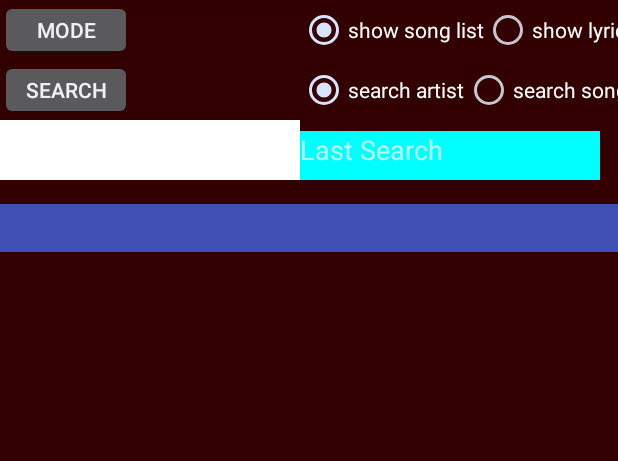
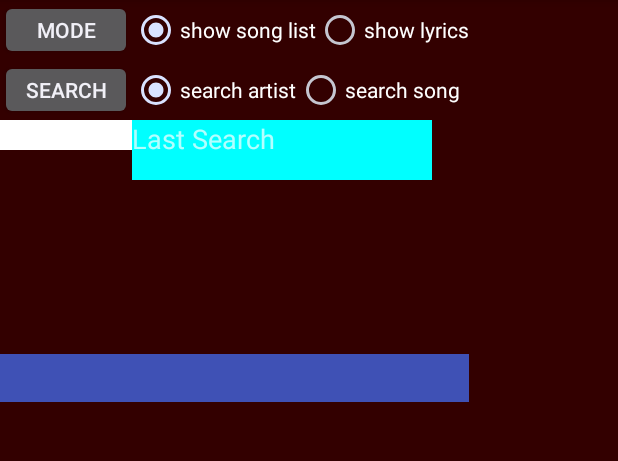
Before and after one commit to pnisbett/musicplayer, an Android app: the screen it shows after launch (MainActivity), after a tap on "SEARCH", on a phone screen of 412 x 824 dp, the part 84-545 px from its top. Run offline under Robolectric (Android 15) with nearby library versions, the phone set to English and light mode, and no system bars; 2 statements that could not run were skipped.

Commit message:
second commit 12-10

```diff
--- a/src/main/java/com/xware/musicplayer/MainActivity.java
+++ b/src/main/java/com/xware/musicplayer/MainActivity.java
@@ -116,9 +116,11 @@ public class MainActivity extends Activity implements MediaPlayerControl {
     RadioButton rbSearchSong ;
     Button bSearch ;
     EditText txtSearch;
+    EditText txtSearch1;
+    EditText txtSearch2;
     RadioGroup r;
     ListView lvSonglist;
-    TextView l;
+    TextView lyric;
     TextView tvLastSearch;
     public MainActivity() {
 
@@ -138,21 +140,24 @@ public class MainActivity extends Activity implements MediaPlayerControl {
        //         controller.show(0);
             lvSonglist.setVisibility(View.VISIBLE);
 
-            l.setVisibility(View.GONE);
+            lyric.setVisibility(View.GONE);
             rbSearchArtist.setVisibility(View.VISIBLE);
             rbSearchSong.setVisibility(View.VISIBLE);
             bSearch.setVisibility(View.VISIBLE);
             txtSearch.setVisibility(View.VISIBLE);
+            controller.setVisibility(View.VISIBLE);
+
         } else {
-            controller.setVisibility(View.GONE);
+         //   controller.setVisibility(View.GONE);
         //    controller.hide();
             lvSonglist.setVisibility(View.GONE);
-            l.setVisibility(View.VISIBLE);
+            lyric.setVisibility(View.VISIBLE);
             rbSearchArtist.setVisibility(View.GONE);
             rbSearchSong.setVisibility(View.GONE);
             bSearch.setVisibility(View.GONE);
             txtSearch.setVisibility(View.GONE);
             tvLastSearch.setVisibility(View.GONE);
+            controller.setVisibility(View.INVISIBLE);
         }
 
     }
@@ -168,12 +173,12 @@ public class MainActivity extends Activity implements MediaPlayerControl {
         RadioButton rbSearchArtist = (RadioButton) findViewById(R.id.radioButton3);
     ;
       // txtSearch = (EditText) findViewById(R.id.txtSearch);
-        String txt=txtSearch.getText().toString();
+    //    String txt=txtSearch.getText().toString();
         //   InputMethodManager imm = (InputMethodManager)getSystemService(Context.INPUT_METHOD_SERVICE);
         // imm.hideSoftInputFromWindow(l.getWindowToken(), 0);
         // l.setText("rb id ="+i +"\n"+"viewvisible="+View.VISIBLE+"\n"+"view gone= "+View.GONE);
-        this.filter="";
-        if (!txt.equals("")){
+     //   this.filter="";
+     //   if (!txt.equals("")){
         if (rbSearchArtist.isChecked()) {
             this.filter="a";
         //    lvSonglist.setVisibility(View.VISIBLE);
@@ -185,7 +190,7 @@ public class MainActivity extends Activity implements MediaPlayerControl {
 
         //    l.setVisibility(View.VISIBLE);
         }
-        }
+    //    }
 
     }
   /*  public static boolean hasPermissions(Context context, String... permissions) {
@@ -212,7 +217,9 @@ public class MainActivity extends Activity implements MediaPlayerControl {
         rbSearchSong = (RadioButton) findViewById(R.id.radioButton4);
         bSearch = (Button) findViewById(R.id.searchButton);
         txtSearch = (EditText) findViewById(R.id.txtSearch);
-        l = (TextView) findViewById(R.id.txtLyric);
+      //  txtSearch1=(EditText) findViewById(R.id.txtSearch1);
+      //  txtSearch2=(EditText) findViewById(R.id.txtSearch2);
+        lyric = (TextView) findViewById(R.id.txtLyric);
         tvLastSearch= (TextView)findViewById(lastSearch);
         r = (RadioGroup) findViewById(R.id.rg);
         lvSonglist = (ListView) findViewById(R.id.song_list);
@@ -221,9 +228,9 @@ public class MainActivity extends Activity implements MediaPlayerControl {
         rbSearchArtist = (RadioButton) findViewById(R.id.radioButton3);
         rbSearchSong = (RadioButton) findViewById(R.id.radioButton4);
         bSearch = (Button) findViewById(R.id.searchButton);
-        txtSearch = (EditText) findViewById(R.id.txtSearch);
 
-        l = (TextView) findViewById(R.id.txtLyric);
+
+        lyric = (TextView) findViewById(R.id.txtLyric);
         tvLastSearch= (TextView)findViewById(lastSearch);
 
         setController();
@@ -235,12 +242,14 @@ public class MainActivity extends Activity implements MediaPlayerControl {
 
          @Override
          public boolean onTouch(View v, MotionEvent event) {
-             controller.hide();
+         /*    controller.hide();
+             txtSearch2.setText("txtSearch onTouchListener called onTouch");
              if (v.hasFocus())
-                 txtSearch.setText("fuck android ontouch clickdd has focusr");
+                 txtSearch.setText("ontouch clickdd has focusr");
              else
-                 txtSearch.setText("Never called!!!! notfocused ontouch clicked lost focus");
-txtSearch.setTextColor(colorPrimary);
+                 txtSearch.setText("notfocused ontouch clicked lost focus");
+                 */
+//txtSearch.setTextColor(colorPrimary);
              //  }
              //      if (v.isSelected() ) {
       /*       if (v.hasFocus()){
@@ -293,12 +302,13 @@ txtSearch.setTextColor(colorPrimary);
      });
 
 
-        //     tsearch.onWindowFocusChanged();
+    /*    //     tsearch.onWindowFocusChanged();
         tvLastSearch.setOnTouchListener(new View.OnTouchListener() {
 
-            @Override
+        /*    @Override
             public boolean onTouch(View view, MotionEvent event) {
        //         controller.hide();
+
             if (event.getAction() == MotionEvent.ACTION_DOWN ) {
                //  controller.hide();
 
@@ -315,18 +325,24 @@ txtSearch.setTextColor(colorPrimary);
 
                 return false;
             }
+
         });
+*/
         txtSearch.setOnFocusChangeListener(new OnFocusChangeListener() {
 
               @Override
               public void   onFocusChange(View v, boolean hasFocus) {
 
+                     //   txtSearch1.setText("txtSearch onFocusChangeListener called onFocusChange");
 
-
-                      if (v.hasFocus())
+                /*      if (v.hasFocus())
                           txtSearch.setText("fuck android "+ ((android.graphics.drawable.ColorDrawable)txtSearch.getBackground()).getColor());
                       else
                           txtSearch.setText("notfocused top");
+                  */
+                   //   if (v.hasFocus() != hasFocus)
+                     //     Toast.makeText(,"onFocusChAnge() v.ahsFocus IS NOT EQUAL TO HAS FOCUS ",Toast.LENGTH_LONG);
+                     //     txtSearch1.setText("onFocusChAnge() v.ahsFocus IS NOT EQUAL TO HAS FOCUS ");
 Log.e("search change !!!"," Search Text "+txtSearch.getText()+ " that was the text in search ");
 
                       if (hasFocus){
@@ -338,8 +354,8 @@ Log.e("search change !!!"," Search Text "+txtSearch.getText()+ " that was the te
                          //    controller.setVisibility(View.INVISIBLE);
                           int count2 = count % 2;
                           count++;
-                          txtSearch.setText("has focus "+count2);
-
+                    //      txtSearch2.setText("tsearch has focus "+count2);
+                          txtSearch.setText("");
                           InputMethodManager imm = (InputMethodManager)getSystemService(Context.INPUT_METHOD_SERVICE);
 
                          View v1= findViewById(R.id.keyboardview);
@@ -347,6 +363,7 @@ Log.e("search change !!!"," Search Text "+txtSearch.getText()+ " that was the te
 //                          controller.hide();
 
                           v.setBackgroundColor(Color.WHITE);
+                          controller.setVisibility(View.INVISIBLE);
 
                       } else {
                           //       controller.setVisibility(View.VISIBLE);
@@ -355,7 +372,7 @@ Log.e("search change !!!"," Search Text "+txtSearch.getText()+ " that was the te
                           InputMethodManager imm = (InputMethodManager)getSystemService(Context.INPUT_METHOD_SERVICE);
                           imm.hideSoftInputFromWindow(v.getWindowToken(), 0);
                            controller.setVisibility(View.VISIBLE);
-                          txtSearch.setText("notfocused");
+                      //    txtSearch2.setText("txtSearch notfocused");
                       }
                       // Context context = v.getContext();
 
@@ -372,7 +389,7 @@ Log.e("search change !!!"," Search Text "+txtSearch.getText()+ " that was the te
 
 
 
-        l.setVisibility(View.INVISIBLE);
+        lyric.setVisibility(View.INVISIBLE);
         //  l.setEnabled(false);
         //   InputMethodManager imm = (InputMethodManager)getSystemService(Context.INPUT_METHOD_SERVICE);
         //  imm.hideSoftInputFromWindow(l.getWindowToken(), 0);
@@ -388,8 +405,8 @@ Log.e("search change !!!"," Search Text "+txtSearch.getText()+ " that was the te
                 if (v != null) {
                     InputMethodManager imm = (InputMethodManager)getSystemService(Context.INPUT_METHOD_SERVICE);
                     imm.hideSoftInputFromWindow(v.getWindowToken(), 0);
-                    if (controller != null)
-                      controller.setVisibility(View.INVISIBLE);
+             //       if (controller != null)
+               //       controller.setVisibility(View.INVISIBLE);
                 }
                 Log.i(" paths", "base context path " + getBaseContext() + "");
 
@@ -426,7 +443,8 @@ Log.e("search change !!!"," Search Text "+txtSearch.getText()+ " that was the te
                     InputMethodManager imm = (InputMethodManager)getSystemService(Context.INPUT_METHOD_SERVICE);
                     imm.hideSoftInputFromWindow(v.getWindowToken(), 0);
                 }
-                TextView searchTerm = (TextView) findViewById(R.id.txtSearch);
+             //   TextView searchTerm = (TextView) findViewById(R.id.txtSearch);
+                String searchTerm=txtSearch.getText().toString() ;
                 Log.i(" paths", "base context path " + getBaseContext() + "");
 
 
@@ -436,7 +454,7 @@ Log.e("search change !!!"," Search Text "+txtSearch.getText()+ " that was the te
                 toggleSearch();
                 if (filter.equals("a")){
 
-                    getSongListFiltered(searchTerm.getText().toString(),null);
+                    getSongListFiltered(searchTerm,null);
                     Collections.sort(songList, new Comparator<Song>() {
                         public int compare(Song a, Song b) {
                             return a.getTitle().compareTo(b.getTitle());
@@ -449,7 +467,7 @@ Log.e("search change !!!"," Search Text "+txtSearch.getText()+ " that was the te
 
                 }
                 else if (filter.equals("s")){
-                    getSongListFiltered(null,searchTerm.getText().toString());
+                    getSongListFiltered(null,searchTerm);
                     Collections.sort(songList, new Comparator<Song>() {
                         public int compare(Song a, Song b) {
                             return a.getTitle().compareTo(b.getTitle());
@@ -478,8 +496,8 @@ Log.e("search change !!!"," Search Text "+txtSearch.getText()+ " that was the te
                 TextView tvLastSearch= (TextView)findViewById(lastSearch);
                 tvLastSearch.setBackgroundColor(Color.CYAN);
                 tvLastSearch.setTextColor(Color.BLACK);
-                tvLastSearch.setText(searchTerm.getText().toString()+"");
-                searchTerm.setText("");
+                tvLastSearch.setText(searchTerm+"");
+                txtSearch.setText("");
                 tvLastSearch.setVisibility(View.VISIBLE);
                 tvLastSearch.requestFocus();
 
--- a/src/main/res/layout/activity_main.xml
+++ b/src/main/res/layout/activity_main.xml
@@ -18,13 +18,13 @@
         <GridLayout
             android:id="@+id/gl1"
             android:layout_width="wrap_content"
-            android:layout_height="120dp"
+            android:layout_height="220dp"
             android:layout_marginBottom="@dimen/activity_horizontal_margin"
-            android:columnCount="6"
+            android:columnCount="4"
 
             android:orientation="horizontal"
 
-            android:rowCount="5">
+            android:rowCount="3">
             <Button
                 android:id="@+id/lyricButton"
                 android:layout_width="wrap_content"
@@ -98,12 +98,12 @@
             />
 
             <EditText
-                android:id="@+id/txtSearch1"
+                android:id="@+id/txtSearch"
                 android:layout_width="match_parent"
                 android:layout_height="20dp"
                 android:layout_column="0"
                 android:layout_columnSpan="2"
-                android:layout_row="3"
+                android:layout_row="2"
                 android:background="@color/WHITE"
                 android:textColor="@color/BlACK"
                 android:ems="10"
@@ -112,19 +112,36 @@
 
 
             />
+            <!--
             <EditText
-                android:id="@+id/txtSearch"
+                android:id="@+id/txtSearch1"
                 android:hint="type a search term or leave blank for all"
                 android:layout_width="200dp"
                 android:layout_height="40dp"
                 android:layout_column="0"
                 android:layout_columnSpan="1"
-                android:layout_row="2"
+                android:layout_row="3"
                 android:background="@color/WHITE"
                 android:textColor="@color/BlACK"
                 android:inputType="text"
              />
+            <EditText
+                android:id="@+id/txtSearch2"
+                android:layout_width="match_parent"
+                android:layout_height="20dp"
+                android:layout_weight="1"
+                android:background="@color/WHITE"
+                android:textColor="@color/BlACK"
+                android:layout_marginLeft="5dp"
+                android:layout_marginRight="5dp"
+                android:ems="10"
+                android:inputType="textPersonName"
 
+                android:layout_column="0"
+                android:layout_columnSpan="1"
+                android:layout_row="4"
+                android:text="dodododo"/>
+-->
              <TextView
                 android:id="@+id/lastSearch"
                 android:layout_width="200dp"
```
